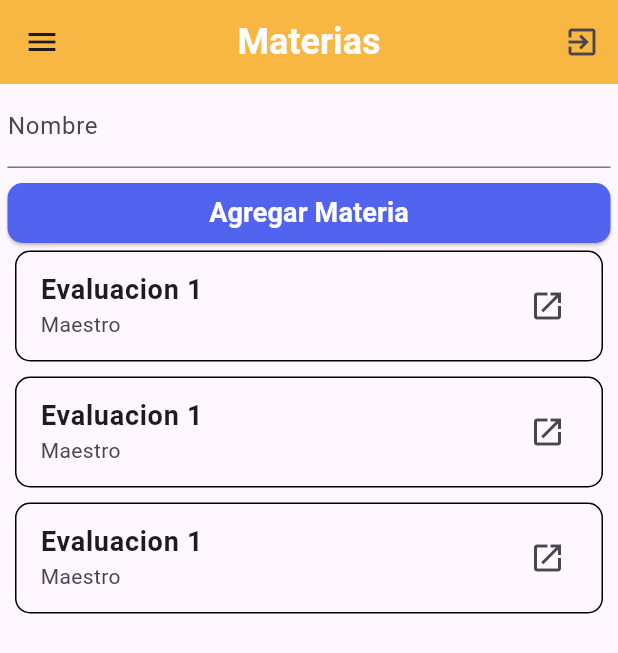
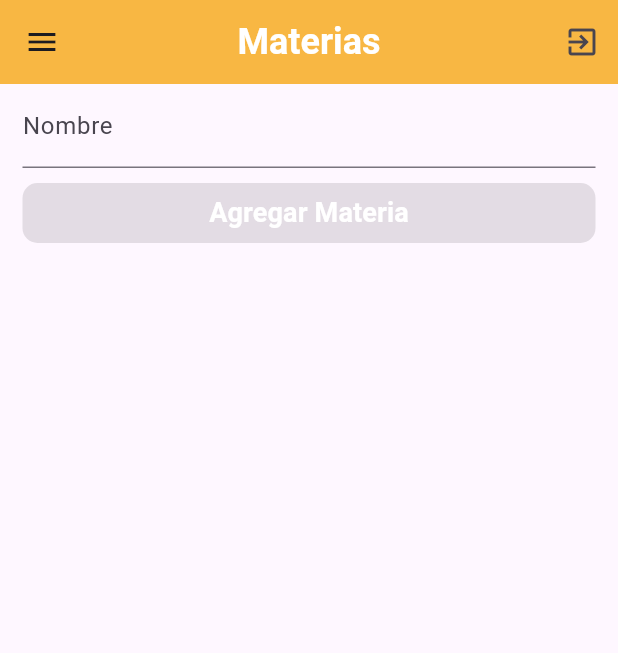
Before and after one commit to Emmanueloz/materias_tareas_udm, a Flutter app: the MateriasPage screen opened by its route, on a phone screen of 412 x 824 dp. Shown: the top 653 px of the screen. Run offline on Flutter 3.47's test engine with Material 3 defaults, Android fonts, the phone set to English and light mode, and no system bars; our stand-ins replace bloc, equatable, flutter_bloc, sqflite; accounts and stored records are empty.

Commit message:
controlador de materias

```diff
--- /dev/null
+++ b/lib/controllers/materia_controller.dart
@@ -0,0 +1,23 @@
+import 'package:flutter/material.dart';
+import 'package:flutter_bloc/flutter_bloc.dart';
+import 'package:materias_tareas_udm/blocs/materias/materias_bloc.dart';
+
+class MateriaController {
+  final BuildContext context;
+  late final MateriasBloc materiasBloc;
+
+  MateriaController({required this.context}) {
+    materiasBloc = BlocProvider.of<MateriasBloc>(
+      context,
+      listen: false,
+    );
+  }
+
+  void addNombreMateria(String nombre) {
+    materiasBloc.add(MateriasNombreEvent(nombre));
+  }
+
+  addMateria() async {
+    print("Agregar");
+  }
+}
--- a/lib/main.dart
+++ b/lib/main.dart
@@ -1,6 +1,7 @@
 import 'package:flutter/material.dart';
 import 'package:flutter_bloc/flutter_bloc.dart';
 import 'package:materias_tareas_udm/blocs/login/login_bloc.dart';
+import 'package:materias_tareas_udm/blocs/materias/materias_bloc.dart';
 import 'package:materias_tareas_udm/blocs/registrar/registrar_bloc.dart';
 import 'package:materias_tareas_udm/screens/login_page.dart';
 import 'package:materias_tareas_udm/screens/materias_page.dart';
@@ -18,6 +19,7 @@ class MyApp extends StatelessWidget {
       providers: [
         BlocProvider(create: (_) => RegistrarBloc()),
         BlocProvider(create: (_) => LoginBloc()),
+        BlocProvider(create: (_) => MateriasBloc()),
       ],
       child: MaterialApp(
         title: 'Material App',
--- a/lib/models/materias.dart
+++ b/lib/models/materias.dart
@@ -1,9 +1,11 @@
 class Materias {
   final int id;
   final String nombre;
+  final String idUsuario;
 
   Materias({
     this.id = 0,
     required this.nombre,
+    required this.idUsuario,
   });
 }
--- a/lib/screens/materias_page.dart
+++ b/lib/screens/materias_page.dart
@@ -1,4 +1,7 @@
 import 'package:flutter/material.dart';
+import 'package:flutter_bloc/flutter_bloc.dart';
+import 'package:materias_tareas_udm/blocs/materias/materias_bloc.dart';
+import 'package:materias_tareas_udm/controllers/materia_controller.dart';
 import 'package:materias_tareas_udm/screens/base_page.dart';
 import 'package:materias_tareas_udm/widgets/card_item.dart';
 import 'package:materias_tareas_udm/widgets/drawer_navigation.dart';
@@ -10,50 +13,49 @@ class MateriasPage extends StatelessWidget {
 
   @override
   Widget build(BuildContext context) {
+    MateriaController controller = MateriaController(context: context);
     return BasePage(
       title: "Materias",
       isLogout: true,
       drawer: const DrawerNavigation(),
-      body: ListView(
-        children: [
-          Container(
-            padding: const EdgeInsets.symmetric(horizontal: 5),
+      body: BlocBuilder<MateriasBloc, MateriasState>(
+        builder: (context, state) {
+          return Container(
+            padding: const EdgeInsets.symmetric(horizontal: 15),
             child: Column(
               children: [
-                const TextInput(
-                    label: 'Nombre', textInputType: TextInputType.text),
+                TextInput(
+                  label: 'Nombre',
+                  textInputType: TextInputType.text,
+                  onChanged: (value) {
+                    controller.addNombreMateria(value ?? "");
+                    return null;
+                  },
+                ),
                 const Padding(padding: EdgeInsets.symmetric(vertical: 5)),
                 FullButton(
                   label: "Agregar Materia",
                   //rgb(82, 99, 239)
                   backgroundColor: const Color.fromRGBO(82, 99, 239, 1),
                   color: Colors.white,
-                  onPressed: () {
-                    print('Agregar');
-                  },
+                  onPressed: state.nombre.trim().isNotEmpty
+                      ? () => controller.addMateria()
+                      : null,
                 ),
+                Expanded(
+                  child: ListView.builder(
+                    shrinkWrap: true,
+                    itemCount: state.ltsMaterias.length,
+                    itemBuilder: (context, index) => CardItem(
+                      id: index,
+                      title: state.ltsMaterias[index].nombre,
+                    ),
+                  ),
+                )
               ],
             ),
-          ),
-          const CardItem(
-            id: 1,
-            title: "Evaluacion 1",
-            subtitle: "Maestro",
-            isAnswered: false,
-          ),
-          const CardItem(
-            id: 1,
-            title: "Evaluacion 1",
-            subtitle: "Maestro",
-            isAnswered: false,
-          ),
-          const CardItem(
-            id: 1,
-            title: "Evaluacion 1",
-            subtitle: "Maestro",
-            isAnswered: false,
-          ),
-        ],
+          );
+        },
       ),
     );
   }
--- a/lib/widgets/card_item.dart
+++ b/lib/widgets/card_item.dart
@@ -3,14 +3,14 @@ import 'package:flutter/material.dart';
 class CardItem extends StatelessWidget {
   final int id;
   final String title;
-  final String subtitle;
+  final String? subtitle;
   final bool isAnswered;
   const CardItem({
     super.key,
     required this.id,
     required this.title,
-    required this.subtitle,
-    required this.isAnswered,
+    this.subtitle,
+    this.isAnswered = false,
   });
 
   @override
@@ -34,7 +34,7 @@ class CardItem extends StatelessWidget {
             fontWeight: FontWeight.bold,
           ),
         ),
-        subtitle: Text(subtitle),
+        subtitle: Text(subtitle ?? ""),
       ),
     );
   }
```
